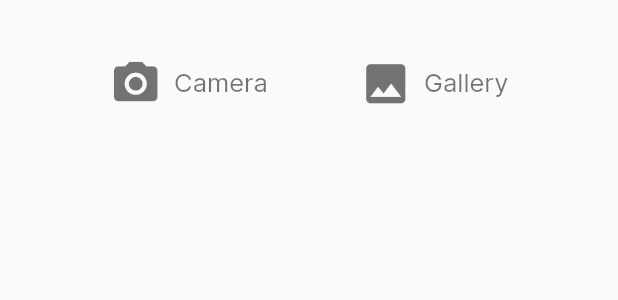
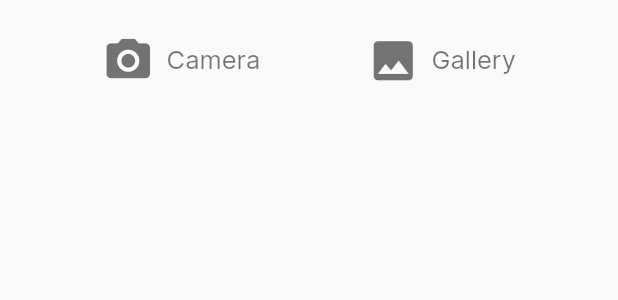
Before and after one commit to RanaMohamd/chatwithlogin, a Flutter app: what bottomSheet() shows on an empty page, opened directly, on a phone screen of 412 x 824 dp. Shown: the top 300 px of the screen. Run offline on Flutter 3.47's test engine with Material 2 defaults, Android fonts, the phone set to English and light mode, and no system bars; our stand-ins replace cloud_firestore, firebase_auth, firebase_core, google_sign_in, image_picker; missing offline and left inert: flutter_facebook_auth, splash_screen_view; accounts and stored records are empty.

```diff
--- a/lib/ChatScreen.dart
+++ b/lib/ChatScreen.dart
@@ -220,16 +220,14 @@ class MessageLine extends StatelessWidget {
 
 Widget bottomSheet() {
   return Container(
-    height: 80,
+    height: 55,
     margin: EdgeInsets.symmetric(
-      horizontal: 20,
-      vertical: 10,
+      horizontal: 5,
+      vertical: 15,
     ),
     child: Column(
       children: <Widget>[
-        SizedBox(
-          height: 20,
-        ),
+
         Row(mainAxisAlignment: MainAxisAlignment.spaceEvenly,
             children: <Widget>[
           TextButton.icon(
@@ -261,7 +259,8 @@ Widget bottomSheet() {
 
             ),
           ),
-        ])
+        ]
+        )
       ],
     ),
   );
```
